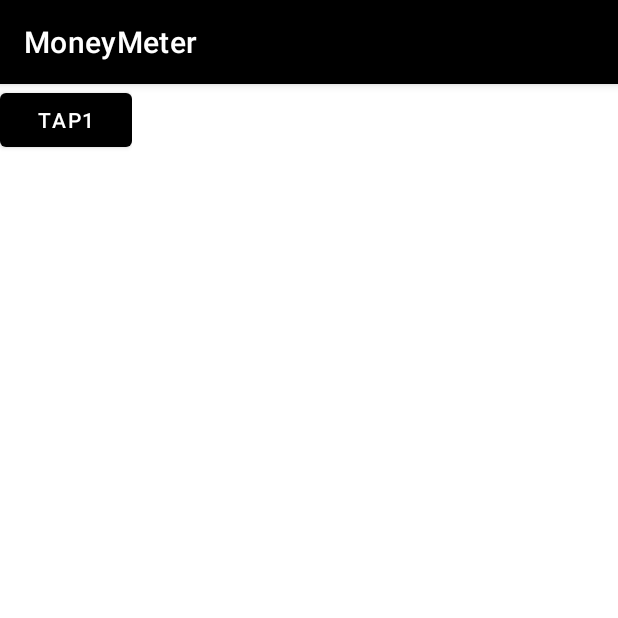
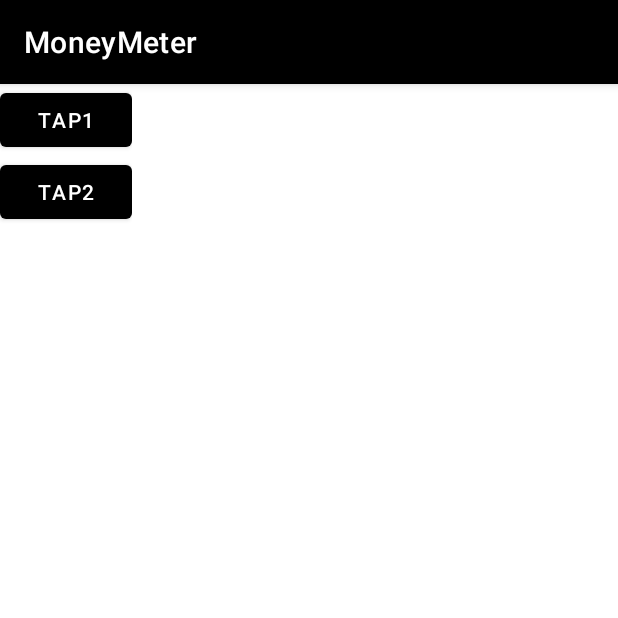
Before and after one commit to MironBano/MoneyMeter, an Android app: the screen it shows after launch (MainActivity), on a phone screen of 412 x 824 dp, the top half of it. Run offline under Robolectric (Android 15) with nearby library versions, the phone set to English and light mode, and no system bars.

Commit message:
Update activity_main.xml

```diff
--- a/app/src/main/res/layout/activity_main.xml
+++ b/app/src/main/res/layout/activity_main.xml
@@ -30,6 +30,14 @@
                 app:layout_constraintBottom_toBottomOf="@id/scroll"
                 app:layout_constraintTop_toBottomOf="@id/scroll" />
 
+            <Button
+                android:id="@+id/But2"
+                android:layout_width="wrap_content"
+                android:layout_height="wrap_content"
+                android:text="Tap2"
+                app:layout_constraintBottom_toBottomOf="@id/scroll"
+                app:layout_constraintTop_toBottomOf="@id/scroll" />
+
 
 
 
```
